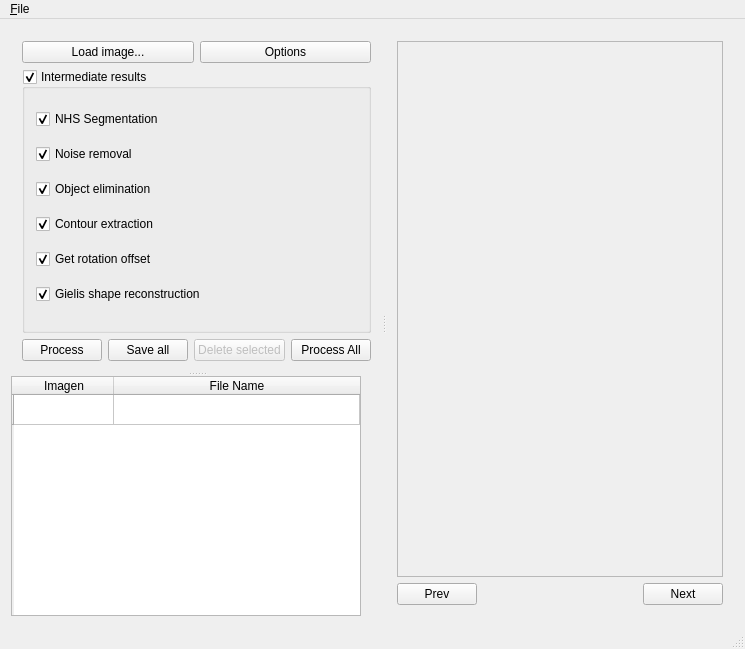
Qt form project/c++/gui/gui.ui (GVallicrosa/vibot6-mscv3-se) before a commit.
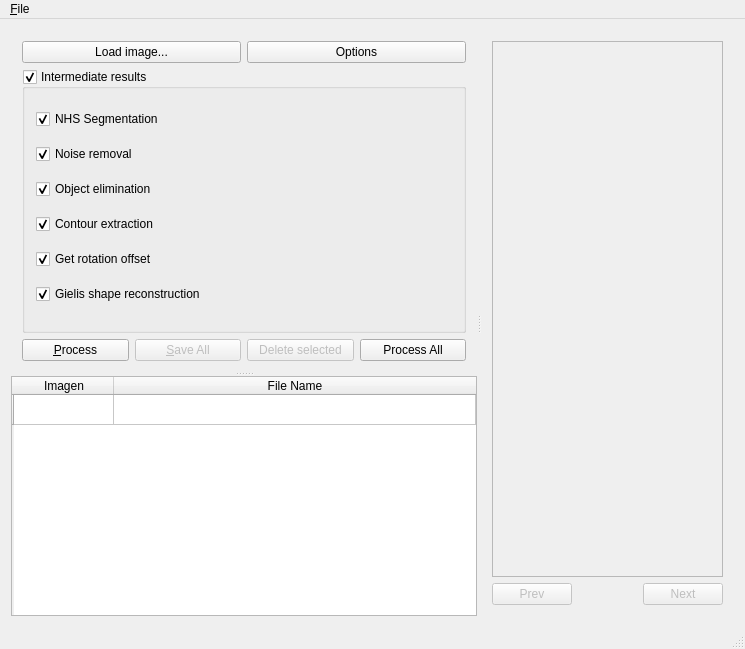
The same form after that commit. Icons and pictures are not drawn.

Commit message: * Added functionality to "SaveAll" button * Enable/Disable buttons (Save, Next, Prev) * Ask to the user if he want to lose all the images output * "Delete/Supr" shortcuts for delete images * Tooltips and Icons for some buttons

Patch:
```diff
--- a/project/c++/gui/gui.ui
+++ b/project/c++/gui/gui.ui
@@ -31,9 +31,15 @@
        <enum>Qt::Horizontal</enum>
       </property>
       <widget class="QSplitter" name="splitter">
+       <property name="sizePolicy">
+        <sizepolicy hsizetype="Minimum" vsizetype="Expanding">
+         <horstretch>0</horstretch>
+         <verstretch>0</verstretch>
+        </sizepolicy>
+       </property>
        <property name="maximumSize">
         <size>
-         <width>429</width>
+         <width>500</width>
          <height>16777215</height>
         </size>
        </property>
@@ -140,14 +146,37 @@
            <item>
             <widget class="QPushButton" name="pushButton_Process">
              <property name="text">
-              <string>Process</string>
+              <string>&amp;Process</string>
+             </property>
+             <property name="icon">
+              <iconset resource="window_QT.qrc">
+               <normaloff>:/logo.png</normaloff>:/logo.png</iconset>
+             </property>
+             <property name="shortcut">
+              <string>Ctrl+P</string>
              </property>
             </widget>
            </item>
            <item>
             <widget class="QPushButton" name="pushButton_SaveAll">
+             <property name="enabled">
+              <bool>false</bool>
+             </property>
+             <property name="toolTip">
+              <string>Save all the output images</string>
+             </property>
+             <property name="statusTip">
+              <string/>
+             </property>
              <property name="text">
-              <string>Save all</string>
+              <string>&amp;Save All</string>
+             </property>
+             <property name="icon">
+              <iconset resource="window_QT.qrc">
+               <normaloff>:/save-icon</normaloff>:/save-icon</iconset>
+             </property>
+             <property name="shortcut">
+              <string>Ctrl+S</string>
              </property>
             </widget>
            </item>
@@ -173,9 +202,15 @@
         </layout>
        </widget>
        <widget class="QTableWidget" name="tableImage">
+        <property name="sizePolicy">
+         <sizepolicy hsizetype="Minimum" vsizetype="Preferred">
+          <horstretch>0</horstretch>
+          <verstretch>0</verstretch>
+         </sizepolicy>
+        </property>
         <property name="maximumSize">
          <size>
-          <width>350</width>
+          <width>500</width>
           <height>16777215</height>
          </size>
         </property>
@@ -250,6 +285,9 @@
           </property>
           <item>
            <widget class="QPushButton" name="pushButton_Prev">
+            <property name="enabled">
+             <bool>false</bool>
+            </property>
             <property name="maximumSize">
              <size>
               <width>80</width>
@@ -273,6 +311,9 @@
           </item>
           <item>
            <widget class="QPushButton" name="pushButton_Next">
+            <property name="enabled">
+             <bool>false</bool>
+            </property>
             <property name="maximumSize">
              <size>
               <width>80</width>
```
Left out of the diff: 13 changed lines with no effect on the pictures. The commit also changes 2 other files.
